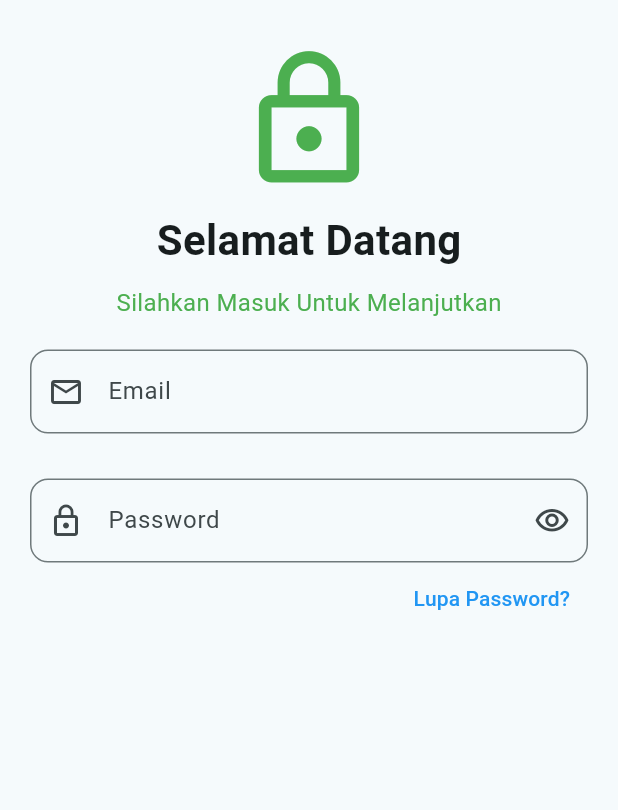
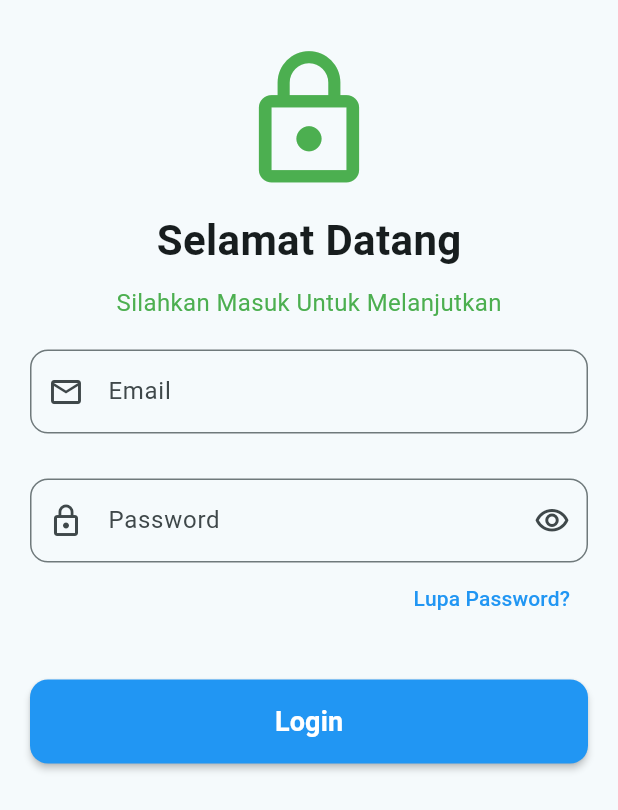
Before and after one commit to cendyal-hub/KB1179_1123150136_UTS, a Flutter app: the Login screen opened directly, on a phone screen of 412 x 824 dp. Shown: the top 810 px of the screen. Run offline on Flutter 3.47's test engine with Material 3 defaults, Android fonts, the phone set to English and light mode, and no system bars.

Commit message:
menambahkan Button Login di file Login

```diff
--- a/lib/screen/Login.dart
+++ b/lib/screen/Login.dart
@@ -75,8 +75,27 @@ class Login extends StatelessWidget {
                       fontSize: 14.0,
                       color: Colors.blue,
                     ),
-                  ),),
-                )
+                  ),
+                  ),
+                ),
+                SizedBox(height: 30),
+                ElevatedButton(onPressed: () {},
+                style: ElevatedButton.styleFrom(
+                  backgroundColor: Colors.blue,
+                  padding: const EdgeInsets.symmetric(vertical: 15),
+                  shape: RoundedRectangleBorder(
+                    borderRadius: BorderRadius.circular(12),
+                  ),
+                  elevation: 2,
+                ),
+                child: const Text(
+                  "Login",
+                  style: TextStyle(
+                    fontSize: 18.0,
+                    color: Colors.white,
+                    fontWeight: FontWeight.bold,
+                  ),
+                ),)
               ],
             ),
           ),
```
